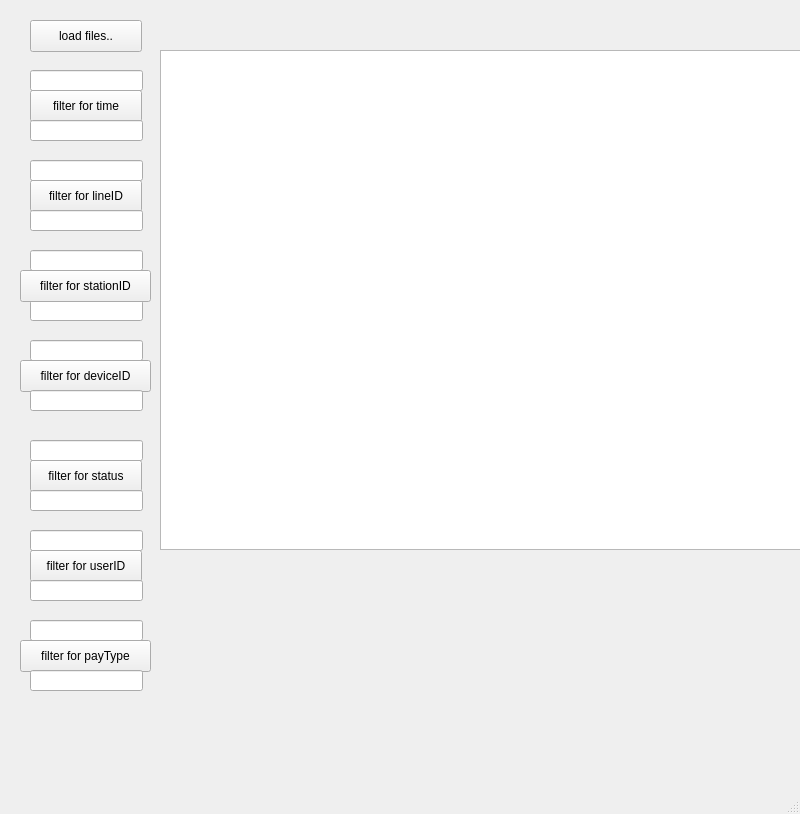
Old version of the form FuckU/mainwindow.ui in the repository 0warnings/realFinalProject.
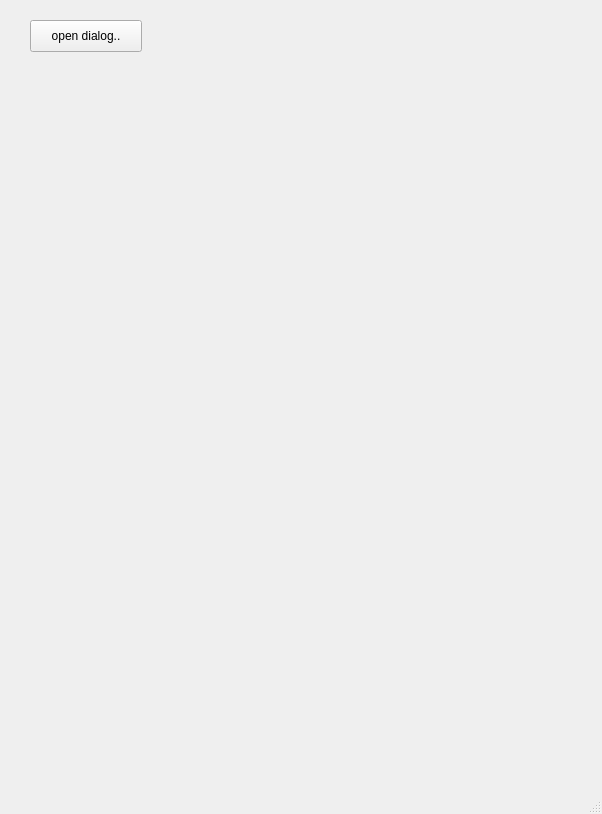
New version of the form.

Commit message: 将第一个功能分离出主窗口

What changed in the file:
```diff
--- a/FuckU/mainwindow.ui
+++ b/FuckU/mainwindow.ui
@@ -6,7 +6,7 @@
    <rect>
     <x>0</x>
     <y>0</y>
-    <width>800</width>
+    <width>602</width>
     <height>814</height>
    </rect>
   </property>
@@ -24,272 +24,7 @@
      </rect>
     </property>
     <property name="text">
-     <string>load files..</string>
-    </property>
-   </widget>
-   <widget class="QTableWidget" name="tableWidget">
-    <property name="geometry">
-     <rect>
-      <x>160</x>
-      <y>50</y>
-      <width>750</width>
-      <height>500</height>
-     </rect>
-    </property>
-    <property name="minimumSize">
-     <size>
-      <width>750</width>
-      <height>500</height>
-     </size>
-    </property>
-    <property name="maximumSize">
-     <size>
-      <width>750</width>
-      <height>500</height>
-     </size>
-    </property>
-   </widget>
-   <widget class="QPushButton" name="pushButton_2">
-    <property name="geometry">
-     <rect>
-      <x>30</x>
-      <y>90</y>
-      <width>112</width>
-      <height>32</height>
-     </rect>
-    </property>
-    <property name="text">
-     <string>filter for time</string>
-    </property>
-   </widget>
-   <widget class="QLineEdit" name="lowEdit">
-    <property name="geometry">
-     <rect>
-      <x>30</x>
-      <y>70</y>
-      <width>113</width>
-      <height>21</height>
-     </rect>
-    </property>
-   </widget>
-   <widget class="QLineEdit" name="upEdit">
-    <property name="geometry">
-     <rect>
-      <x>30</x>
-      <y>120</y>
-      <width>113</width>
-      <height>21</height>
-     </rect>
-    </property>
-   </widget>
-   <widget class="QPushButton" name="pushButton_3">
-    <property name="geometry">
-     <rect>
-      <x>30</x>
-      <y>180</y>
-      <width>112</width>
-      <height>32</height>
-     </rect>
-    </property>
-    <property name="text">
-     <string>filter for lineID</string>
-    </property>
-   </widget>
-   <widget class="QLineEdit" name="lowEdit_1">
-    <property name="geometry">
-     <rect>
-      <x>30</x>
-      <y>160</y>
-      <width>113</width>
-      <height>21</height>
-     </rect>
-    </property>
-   </widget>
-   <widget class="QLineEdit" name="upEdit_1">
-    <property name="geometry">
-     <rect>
-      <x>30</x>
-      <y>210</y>
-      <width>113</width>
-      <height>21</height>
-     </rect>
-    </property>
-   </widget>
-   <widget class="QLineEdit" name="lowEdit_2">
-    <property name="geometry">
-     <rect>
-      <x>30</x>
-      <y>250</y>
-      <width>113</width>
-      <height>21</height>
-     </rect>
-    </property>
-    <property name="text">
-     <string/>
-    </property>
-   </widget>
-   <widget class="QLineEdit" name="upEdit_2">
-    <property name="geometry">
-     <rect>
-      <x>30</x>
-      <y>300</y>
-      <width>113</width>
-      <height>21</height>
-     </rect>
-    </property>
-    <property name="text">
-     <string/>
-    </property>
-   </widget>
-   <widget class="QPushButton" name="pushButton_4">
-    <property name="geometry">
-     <rect>
-      <x>20</x>
-      <y>270</y>
-      <width>131</width>
-      <height>32</height>
-     </rect>
-    </property>
-    <property name="text">
-     <string>filter for stationID</string>
-    </property>
-   </widget>
-   <widget class="QPushButton" name="pushButton_5">
-    <property name="geometry">
-     <rect>
-      <x>20</x>
-      <y>360</y>
-      <width>131</width>
-      <height>32</height>
-     </rect>
-    </property>
-    <property name="text">
-     <string>filter for deviceID</string>
-    </property>
-   </widget>
-   <widget class="QLineEdit" name="lowEdit_3">
-    <property name="geometry">
-     <rect>
-      <x>30</x>
-      <y>340</y>
-      <width>113</width>
-      <height>21</height>
-     </rect>
-    </property>
-    <property name="text">
-     <string/>
-    </property>
-   </widget>
-   <widget class="QLineEdit" name="upEdit_3">
-    <property name="geometry">
-     <rect>
-      <x>30</x>
-      <y>390</y>
-      <width>113</width>
-      <height>21</height>
-     </rect>
-    </property>
-    <property name="text">
-     <string/>
-    </property>
-   </widget>
-   <widget class="QPushButton" name="pushButton_6">
-    <property name="geometry">
-     <rect>
-      <x>30</x>
-      <y>460</y>
-      <width>112</width>
-      <height>32</height>
-     </rect>
-    </property>
-    <property name="text">
-     <string>filter for status</string>
-    </property>
-   </widget>
-   <widget class="QLineEdit" name="upEdit_4">
-    <property name="geometry">
-     <rect>
-      <x>30</x>
-      <y>490</y>
-      <width>113</width>
-      <height>21</height>
-     </rect>
-    </property>
-   </widget>
-   <widget class="QLineEdit" name="lowEdit_4">
-    <property name="geometry">
-     <rect>
-      <x>30</x>
-      <y>440</y>
-      <width>113</width>
-      <height>21</height>
-     </rect>
-    </property>
-   </widget>
-   <widget class="QPushButton" name="pushButton_7">
-    <property name="geometry">
-     <rect>
-      <x>30</x>
-      <y>550</y>
-      <width>112</width>
-      <height>32</height>
-     </rect>
-    </property>
-    <property name="text">
-     <string>filter for userID</string>
-    </property>
-   </widget>
-   <widget class="QLineEdit" name="upEdit_5">
-    <property name="geometry">
-     <rect>
-      <x>30</x>
-      <y>580</y>
-      <width>113</width>
-      <height>21</height>
-     </rect>
-    </property>
-   </widget>
-   <widget class="QLineEdit" name="lowEdit_5">
-    <property name="geometry">
-     <rect>
-      <x>30</x>
-      <y>530</y>
-      <width>113</width>
-      <height>21</height>
-     </rect>
-    </property>
-   </widget>
-   <widget class="QPushButton" name="pushButton_8">
-    <property name="geometry">
-     <rect>
-      <x>20</x>
-      <y>640</y>
-      <width>131</width>
-      <height>32</height>
-     </rect>
-    </property>
-    <property name="text">
-     <string>filter for payType</string>
-    </property>
-   </widget>
-   <widget class="QLineEdit" name="upEdit_6">
-    <property name="geometry">
-     <rect>
-      <x>30</x>
-      <y>670</y>
-      <width>113</width>
-      <height>21</height>
-     </rect>
-    </property>
-   </widget>
-   <widget class="QLineEdit" name="lowEdit_6">
-    <property name="geometry">
-     <rect>
-      <x>30</x>
-      <y>620</y>
-      <width>113</width>
-      <height>21</height>
-     </rect>
+     <string>open dialog..</string>
     </property>
    </widget>
   </widget>
```
Left out of the diff: 2 changed lines with no effect on the pictures. The commit also changes 6 other files.
